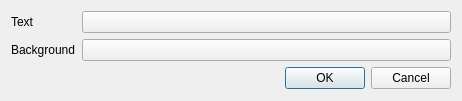
KDE/liquidshell, file DiskUsageAppletConfigureDialog.ui: the form before one commit.
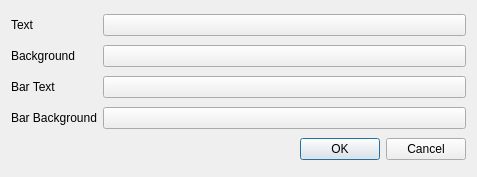
The form after the commit. Custom widgets are drawn as their Qt base class.

Commit message: Allow to configure DiskUsageApplet bar text and background color

What changed in the file:
```diff
--- a/DiskUsageAppletConfigureDialog.ui
+++ b/DiskUsageAppletConfigureDialog.ui
@@ -6,15 +6,22 @@
    <rect>
     <x>0</x>
     <y>0</y>
-    <width>462</width>
-    <height>101</height>
+    <width>477</width>
+    <height>177</height>
    </rect>
   </property>
   <property name="windowTitle">
    <string>Dialog</string>
   </property>
   <layout class="QGridLayout" name="gridLayout">
-   <item row="2" column="2">
+   <item row="0" column="0">
+    <widget class="QLabel" name="label_4">
+     <property name="text">
+      <string>Text</string>
+     </property>
+    </widget>
+   </item>
+   <item row="4" column="2">
     <widget class="QDialogButtonBox" name="buttonBox">
      <property name="orientation">
       <enum>Qt::Horizontal</enum>
@@ -31,10 +38,17 @@
      </property>
     </widget>
    </item>
-   <item row="0" column="0">
-    <widget class="QLabel" name="label_4">
+   <item row="2" column="0">
+    <widget class="QLabel" name="label_6">
      <property name="text">
-      <string>Text</string>
+      <string>Bar Text</string>
+     </property>
+    </widget>
+   </item>
+   <item row="0" column="1" colspan="2">
+    <widget class="KColorButton" name="textColor">
+     <property name="alphaChannelEnabled">
+      <bool>true</bool>
      </property>
     </widget>
    </item>
@@ -45,8 +59,22 @@
      </property>
     </widget>
    </item>
-   <item row="0" column="1" colspan="2">
-    <widget class="KColorButton" name="textColor">
+   <item row="2" column="1" colspan="2">
+    <widget class="KColorButton" name="barTextColor">
+     <property name="alphaChannelEnabled">
+      <bool>true</bool>
+     </property>
+    </widget>
+   </item>
+   <item row="3" column="0">
+    <widget class="QLabel" name="label_7">
+     <property name="text">
+      <string>Bar Background</string>
+     </property>
+    </widget>
+   </item>
+   <item row="3" column="1" colspan="2">
+    <widget class="KColorButton" name="barBackgroundColor">
      <property name="alphaChannelEnabled">
       <bool>true</bool>
      </property>
```
The commit also changes 4 other files.
